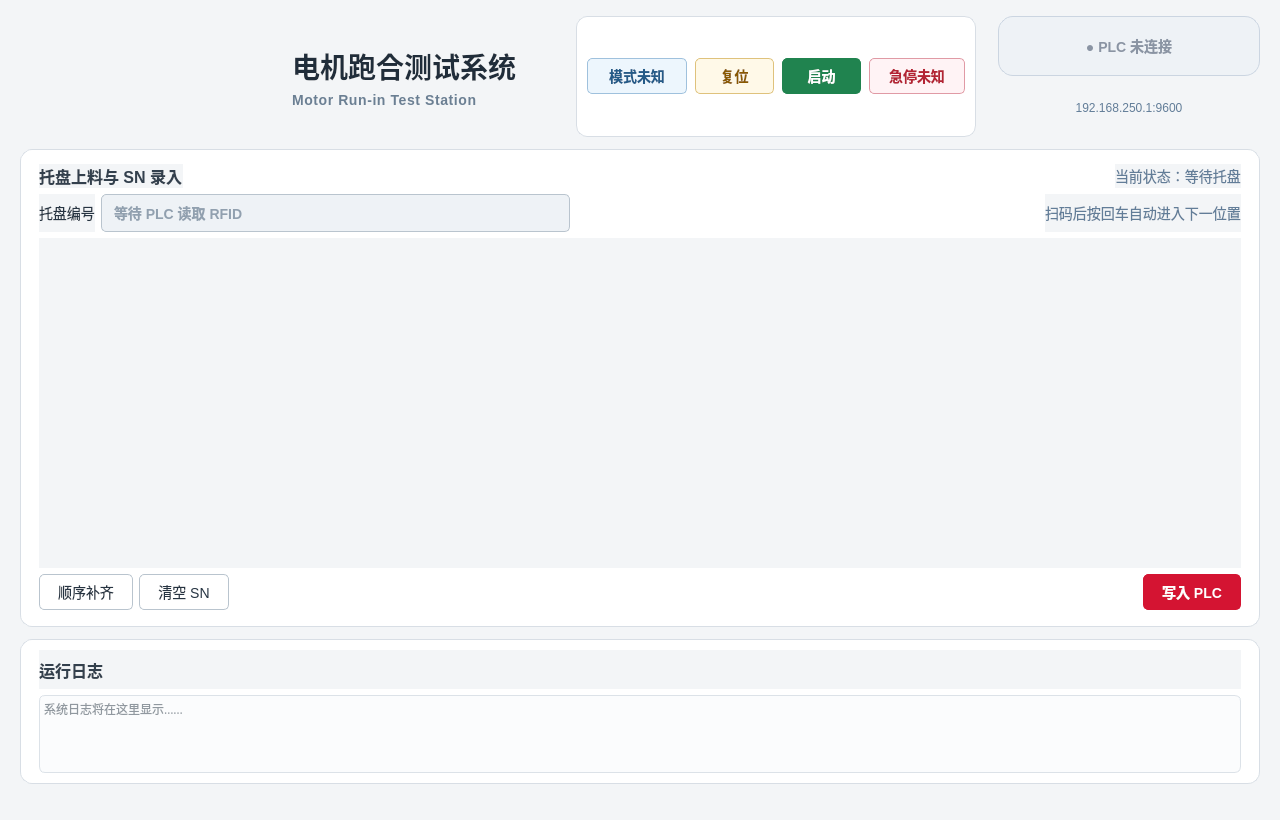
Old version of the form ui/main.ui in the repository EZerony98/motor_runin_test.
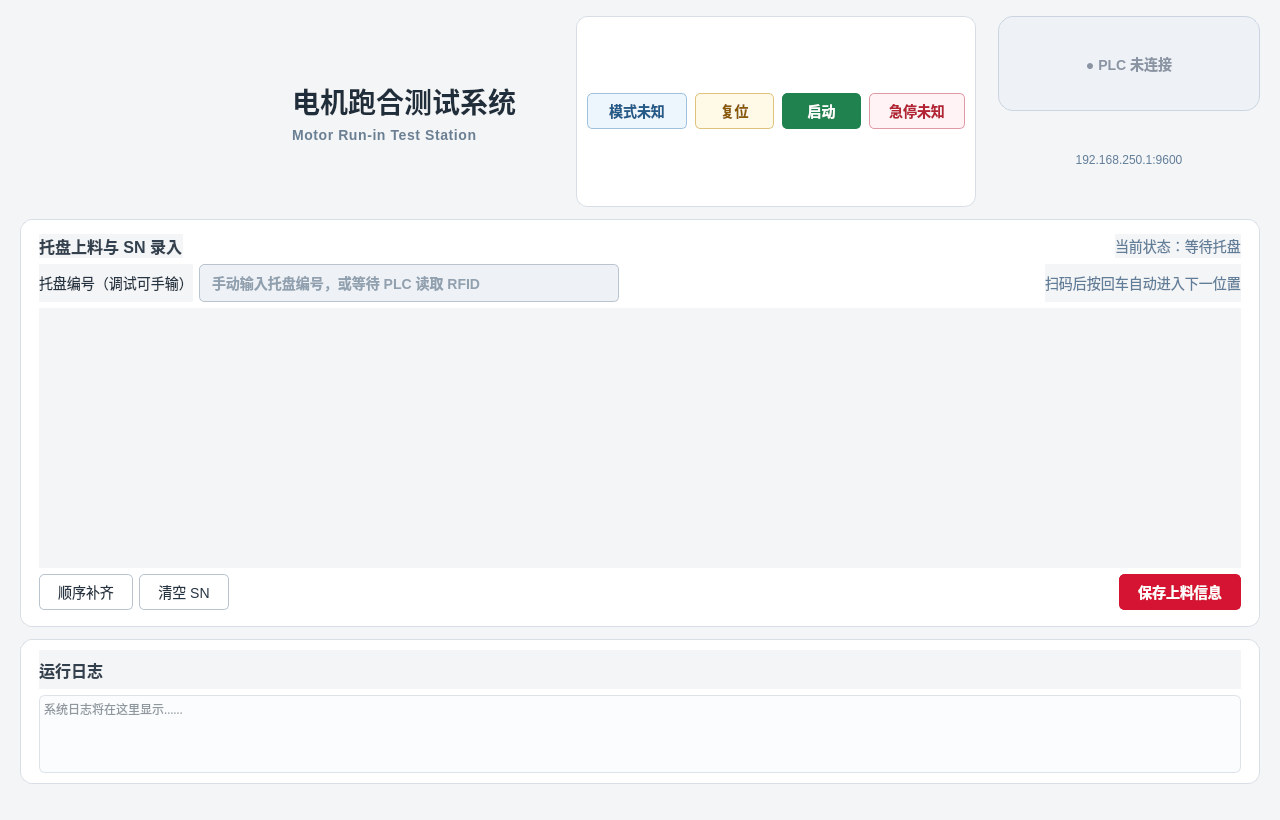
New version of the form. Custom widgets are drawn as their Qt base class.

Diff of the .ui file:
```diff
--- a/ui/main.ui
+++ b/ui/main.ui
@@ -13,7 +13,7 @@
   <property name="minimumSize">
    <size>
     <width>1180</width>
-    <height>720</height>
+    <height>820</height>
    </size>
   </property>
   <property name="windowTitle">
@@ -419,7 +419,7 @@
          <item>
           <widget class="QLabel" name="trayIdLabel">
            <property name="text">
-            <string>托盘编号</string>
+            <string>托盘编号（调试可手输）</string>
            </property>
           </widget>
          </item>
@@ -431,11 +431,11 @@
              <height>0</height>
             </size>
            </property>
-           <property name="readOnly">
-            <bool>true</bool>
-           </property>
            <property name="placeholderText">
-            <string>等待 PLC 读取 RFID</string>
+            <string>手动输入托盘编号，或等待 PLC 读取 RFID</string>
+           </property>
+           <property name="toolTip">
+            <string>调试时可手动输入；PLC 联机后仍会自动更新此编号</string>
            </property>
           </widget>
          </item>
@@ -469,7 +469,7 @@
          <property name="minimumSize">
           <size>
            <width>0</width>
-           <height>330</height>
+           <height>260</height>
           </size>
          </property>
         </widget>
@@ -506,7 +506,7 @@
          <item>
           <widget class="QPushButton" name="submitButton">
            <property name="text">
-            <string>写入 PLC</string>
+            <string>保存上料信息</string>
            </property>
           </widget>
          </item>
```
